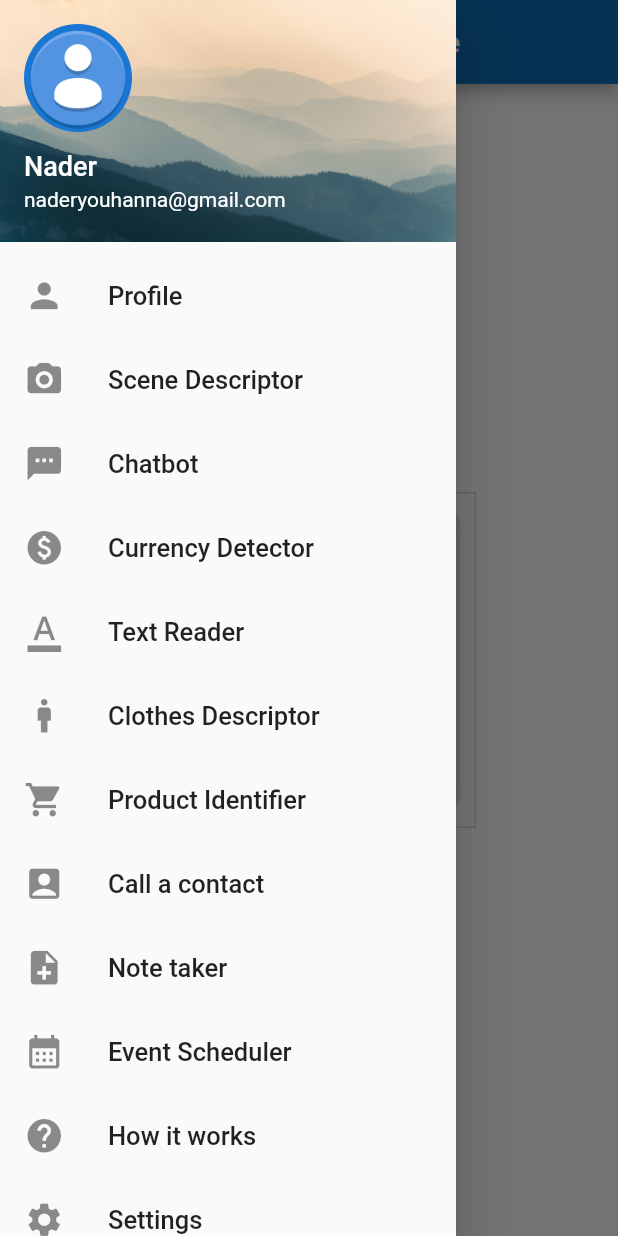
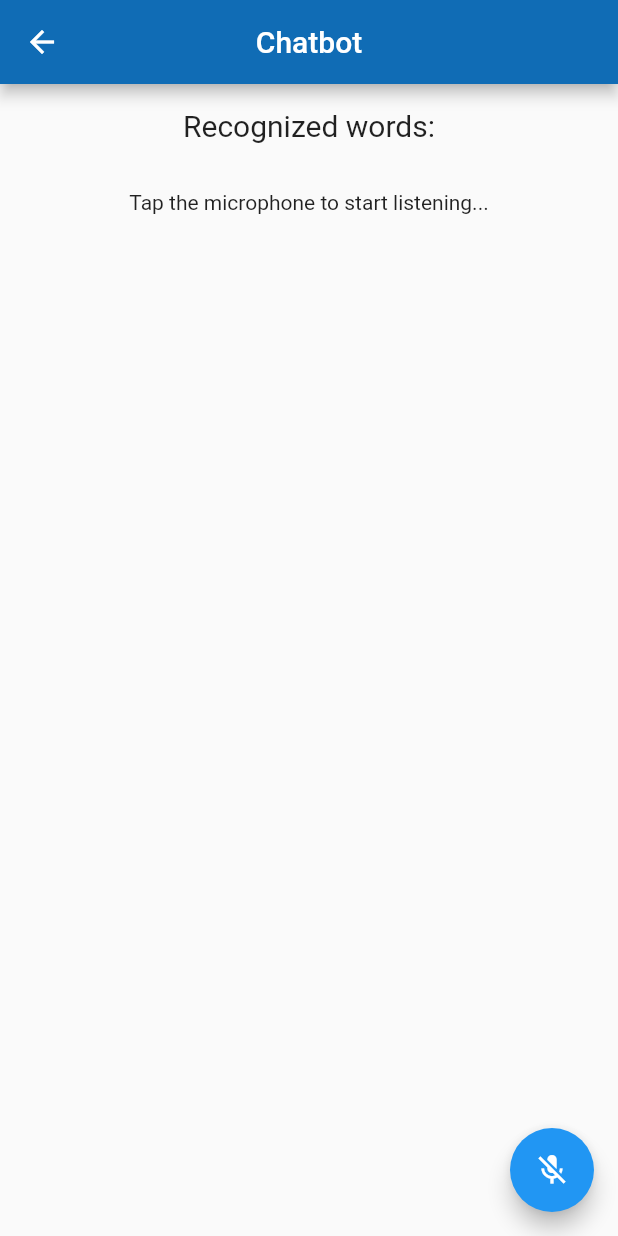
Before and after one commit to ahmedmoh1234/Graduation-Project, a Flutter app: the screen it shows after launch, in the side drawer, after a tap on "Chatbot", on a phone screen of 412 x 824 dp. Run offline on Flutter 3.47's test engine with Material 2 defaults, Android fonts, the light colour scheme and no system bars; our stand-ins replace flutter_tts, speech_to_text; Roboto replaces fonts that are missing (RalewayMedium).

Commit message:
Create Chatbot Widget

```diff
--- /dev/null
+++ b/Application/app/lib/chatbot.dart
@@ -0,0 +1,125 @@
+import 'package:flutter/material.dart';
+import 'package:http/http.dart' as http;
+import 'package:speech_to_text/speech_to_text.dart';
+import 'package:speech_to_text/speech_recognition_result.dart';
+import 'dart:convert';
+import 'config.dart';
+
+class ChatBot extends StatefulWidget {
+  @override
+  State<ChatBot> createState() => _ChatBotState();
+}
+
+class _ChatBotState extends State<ChatBot> {
+  String _text = "No text yet";
+  SpeechToText _speechToText = SpeechToText();
+  bool _speechEnabled = false;
+  String _lastWords = '';
+
+  @override
+  void initState() {
+    super.initState();
+    _initSpeech();
+  }
+
+  void _initSpeech() async {
+    print("Initializing speech");
+    _speechEnabled = await _speechToText.initialize();
+    setState(() {});
+  }
+
+  /// Each time to start a speech recognition session
+  void _startListening() async {
+    await _speechToText.listen(
+      onResult: _onSpeechResult,
+    );
+    setState(() {});
+  }
+
+  /// Manually stop the active speech recognition session
+  /// Note that there are also timeouts that each platform enforces
+  /// and the SpeechToText plugin supports setting timeouts on the
+  /// listen method.
+  void _stopListening() async {
+    await _speechToText.stop();
+    setState(() {});
+  }
+
+  /// This is the callback that the SpeechToText plugin calls when
+  /// the platform returns recognized words.
+  void _onSpeechResult(SpeechRecognitionResult result) {
+    setState(() {
+      _lastWords = result.recognizedWords;
+      _sendText(_lastWords);
+    });
+  }
+
+  Future<void> _sendText(String text) async {
+    var url = Uri.parse('http://$IP_ADDRESS/command');
+    var response = await http.post(
+      url,
+      headers: <String, String>{
+        'Content-Type': 'application/json; charset=UTF-8',
+      },
+      body: jsonEncode(
+        <String, String>{
+          "command": text,
+        },
+      ),
+    );
+
+    // print('Response status: ${response.statusCode}');
+    // print('Response body: ${response.body}');
+  }
+
+  @override
+  Widget build(BuildContext context) {
+    return Scaffold(
+      appBar: AppBar(
+        centerTitle: true,
+        title: const Text('Chatbot'),
+        backgroundColor: const Color(0xFF106cb5),
+      ),
+      body: Center(
+        child: Column(
+          mainAxisAlignment: MainAxisAlignment.center,
+          children: <Widget>[
+            Container(
+              padding: EdgeInsets.all(16),
+              child: Text(
+                'Recognized words:',
+                style: TextStyle(fontSize: 20.0),
+              ),
+            ),
+            Expanded(
+              child: Container(
+                padding: EdgeInsets.all(16),
+                child: Text(
+                  // If listening is active show the recognized words
+                  _speechToText.isListening
+                      ? '$_lastWords'
+                      // If listening isn't active but could be tell the user
+                      // how to start it, otherwise indicate that speech
+                      // recognition is not yet ready or not supported on
+                      // the target device
+                      : _speechEnabled
+                          ? _lastWords == ''
+                              ? 'Tap the microphone to start listening...'
+                              : _lastWords
+                          : 'Speech not available',
+                ),
+              ),
+            ),
+          ],
+        ),
+      ),
+      floatingActionButton: FloatingActionButton(
+        onPressed:
+            // If not yet listening for speech start, otherwise stop
+            _speechToText.isNotListening ? _startListening : _stopListening,
+        tooltip: 'Listen',
+        child: Icon(_speechToText.isNotListening ? Icons.mic_off : Icons.mic),
+      ),
+    );
+  }
+}
--- a/Application/app/lib/home.dart
+++ b/Application/app/lib/home.dart
@@ -27,9 +27,6 @@ class _HomeState extends State<Home> {
   void _initSpeech() async {
     print("Initializing speech");
     _speechEnabled = await _speechToText.initialize();
-    // _speechToText.initialize().then((value) {
-    //   print('DEBUG Speech enabled: $value');
-    // });
     setState(() {});
   }
 
--- a/Application/app/lib/menu.dart
+++ b/Application/app/lib/menu.dart
@@ -1,11 +1,6 @@
 import 'package:flutter/material.dart';
 import 'package:flutter/services.dart';
-// import 'package:nerdo/home.dart';
-// import 'ContactUs.dart';
-// import 'Settings.dart';
-// import 'profile.dart';
-// import 'booking_history.dart';
-// import 'how_it_works.dart';
+import 'chatbot.dart';
 
 class Menu extends StatefulWidget {
   String token = "";
@@ -31,6 +26,16 @@ class Menu extends StatefulWidget {
 
   @override
   State<Menu> createState() => _MenuState();
+}
+
+void _goToChatbot(BuildContext ctx) {
+  Navigator.of(ctx).push(
+    MaterialPageRoute(
+      builder: (_) {
+        return ChatBot();
+      },
+    ),
+  );
 }
 
 class _MenuState extends State<Menu> {
@@ -131,7 +136,9 @@ class _MenuState extends State<Menu> {
           ),
 
           ListTile(
-            onTap: () {},
+            onTap: () {
+              _goToChatbot(context);
+            },
             leading: const Icon(
               Icons.textsms_rounded,
               size: 27,
```
